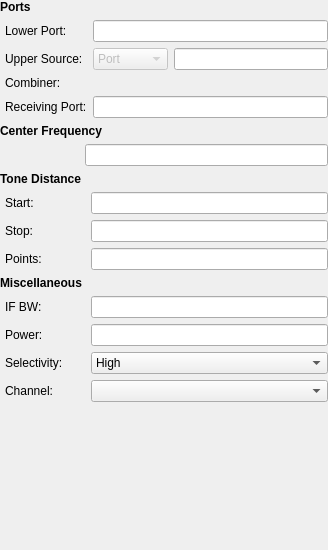
The window that Core/IntermodWidget.ui (Terrabits/IMSpacingSweep) describes before a commit, drawn with Qt 5.
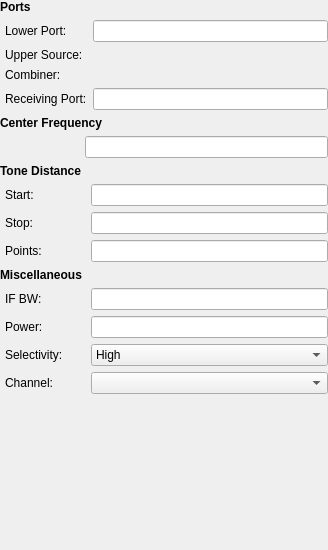
The same window after the commit. Custom widgets are drawn as their Qt base class.

What changed in the file:
```diff
--- a/Core/IntermodWidget.ui
+++ b/Core/IntermodWidget.ui
@@ -122,46 +122,6 @@
              <height>0</height>
             </size>
            </property>
-           <layout class="QHBoxLayout" name="horizontalLayout" stretch="0,1">
-            <property name="leftMargin">
-             <number>0</number>
-            </property>
-            <property name="topMargin">
-             <number>0</number>
-            </property>
-            <property name="rightMargin">
-             <number>0</number>
-            </property>
-            <property name="bottomMargin">
-             <number>0</number>
-            </property>
-            <item>
-             <widget class="QComboBox" name="upperSourceType">
-              <property name="enabled">
-               <bool>false</bool>
-              </property>
-              <property name="minimumSize">
-               <size>
-                <width>75</width>
-                <height>0</height>
-               </size>
-              </property>
-              <item>
-               <property name="text">
-                <string>Port</string>
-               </property>
-              </item>
-              <item>
-               <property name="text">
-                <string>SigGen</string>
-               </property>
-              </item>
-             </widget>
-            </item>
-            <item>
-             <widget class="RsaToolbox::PointsEdit" name="upperSourceIndex"/>
-            </item>
-           </layout>
           </widget>
          </item>
          <item row="2" column="0">
@@ -522,6 +482,12 @@
    <header>CombinerEdit.h</header>
    <container>1</container>
   </customwidget>
+  <customwidget>
+   <class>UpperSourceEdit</class>
+   <extends>QWidget</extends>
+   <header>UpperSourceEdit.h</header>
+   <container>1</container>
+  </customwidget>
  </customwidgets>
  <tabstops>
   <tabstop>lowerPort</tabstop>
```
Left out of the diff: 4 changed lines with no effect on the pictures.
